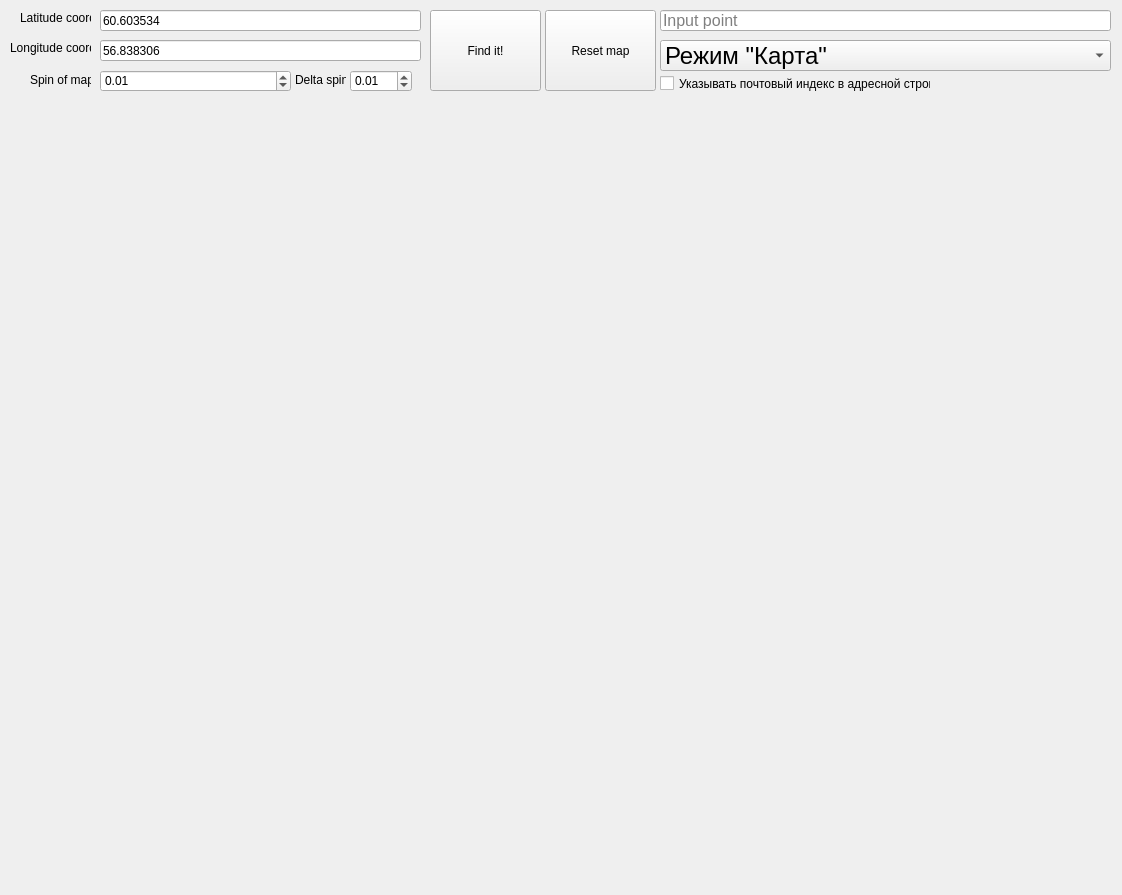
This is map.ui in Bitrys/Zmih_Map as Qt 5 draws it before an edit. The edited form follows.
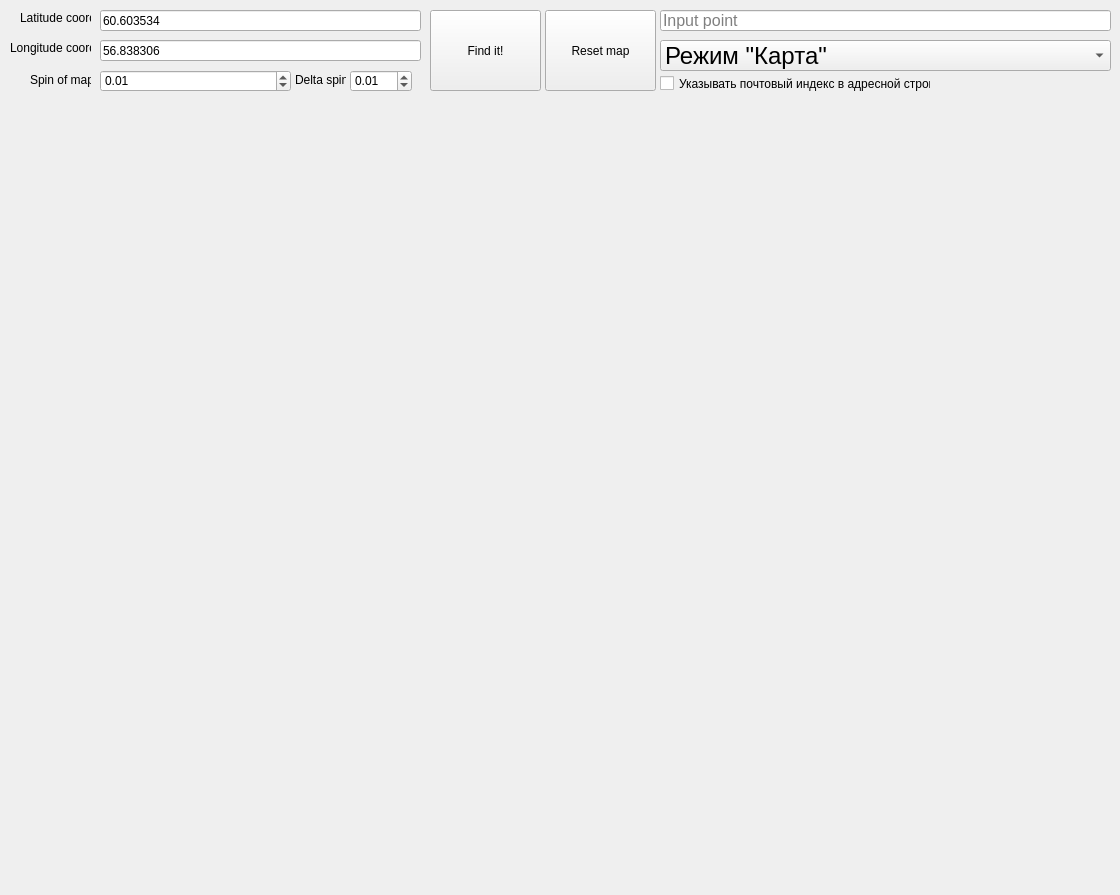
This is the edited form.

```diff
--- a/map.ui
+++ b/map.ui
@@ -6,10 +6,16 @@
    <rect>
     <x>0</x>
     <y>0</y>
-    <width>1122</width>
+    <width>1120</width>
     <height>895</height>
    </rect>
   </property>
+  <property name="maximumSize">
+   <size>
+    <width>1120</width>
+    <height>895</height>
+   </size>
+  </property>
   <property name="windowTitle">
    <string>Form</string>
   </property>
```
Left out of the diff: 6 changed lines with no effect on the pictures.
